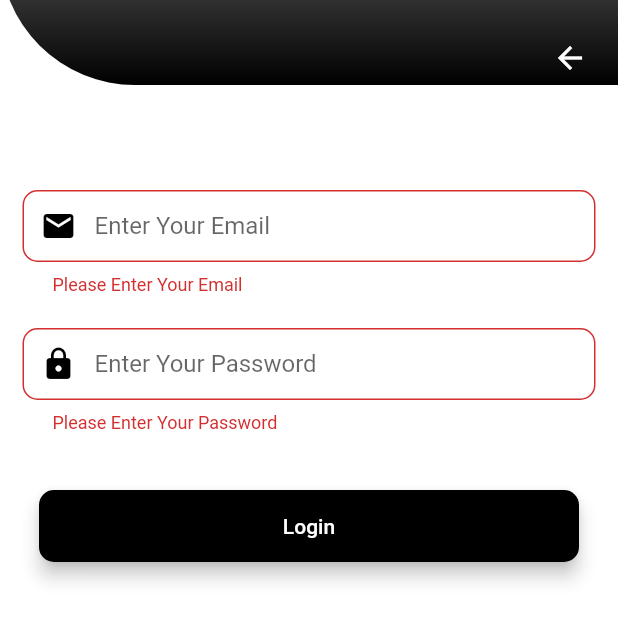
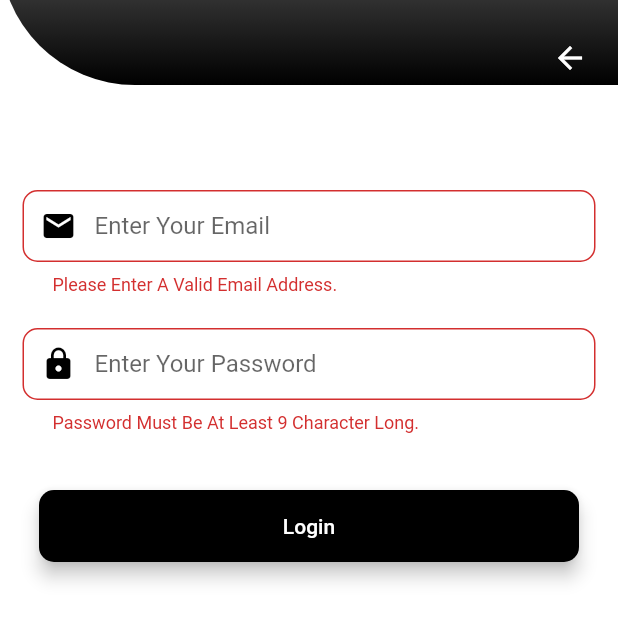
Before and after one commit to ghanayemomar/Monitoring-System-Heart-Failure-FlutterApp, a Flutter app: the LoginScreen screen opened by its route, after a tap on "Login", on a phone screen of 412 x 824 dp, the part 365-1009 px from its top. Run offline on Flutter 3.47's test engine with Material 2 defaults, Android fonts, the phone set to English and light mode, and no system bars; drawn by our look-alikes of modal_progress_hud_nsn; our stand-ins replace badges, curved_navigation_bar, firebase_auth, firebase_core, flutter_svg, google_maps_flutter and 1 more; accounts and stored records are empty; network calls fail.

Commit message:
Revert "muhammed"
This reverts commit 5070011a2a341f0c21328826747b63a394ca6649.

```diff
--- a/lib/Screens/HomePageScreen.dart
+++ b/lib/Screens/HomePageScreen.dart
@@ -78,7 +78,7 @@ class _HomePageScreenState extends State<HomePageScreen> {
           ),
           GestureDetector(
             onTap: () {
-              Navigator.pushNamed(context, SimpleMapScreen.screenRoute);
+              // Navigator.pushNamed(context, SimpleMapScreen.screenRoute);
             },
             child: const Icon(
               Icons.map,
--- a/lib/Screens/LoginScreen.dart
+++ b/lib/Screens/LoginScreen.dart
@@ -17,13 +17,20 @@ class LoginScreen extends StatefulWidget {
 }
 
 class _LoginScreenState extends State<LoginScreen> {
-  final _auth = FirebaseAuth.instance; //define var for firebase
+  final _auth = FirebaseAuth.instance; //1) define var for firebase
   late String email;
   late String password;
   bool showSpinner = false;
   bool _btnActive1 = false;
   bool _btnActive2 = false;
   final _formKey = GlobalKey<FormState>();
+
+  void _trySubmit() {
+    final isValid = _formKey.currentState!.validate();
+    if (isValid) {
+      _formKey.currentState!.save();
+    }
+  }
 
   @override
   Widget build(BuildContext context) {
@@ -62,8 +69,8 @@ class _LoginScreenState extends State<LoginScreen> {
                     children: [
                       TextFormField(
                         validator: (value) {
-                          if (value == null || value.isEmpty) {
-                            return 'Please Enter Your Email';
+                          if (value == null || !value.contains('@')) {
+                            return 'Please Enter A Valid Email Address.';
                           }
                           return null;
                         },
@@ -109,14 +116,24 @@ class _LoginScreenState extends State<LoginScreen> {
                         ),
                       ),
                       SizedBox(height: 22),
+                      ////
+                      ////
+                      ////
+                      ////
+                      ////
+                      ////
+                      ////
+                      ///
                       TextFormField(
                         validator: (value) {
-                          if (value == null || value.isEmpty) {
-                            return 'Please Enter Your Password';
+                          if (value == null ||
+                              value.isEmpty ||
+                              value.length < 9) {
+                            return 'Password Must Be At Least 9 Character Long.';
                           }
                           return null;
                         },
-                        obscureText: true,
+                        obscureText: true, //to secure text
                         onChanged: (value) {
                           password = value;
                           _btnActive2 = value.length >= 1 ? true : false;
@@ -177,8 +194,9 @@ class _LoginScreenState extends State<LoginScreen> {
                 color: Colors.black,
                 title: 'Login',
                 onPressed: () async {
+                  FocusScope.of(context).unfocus();
                   setState(() {
-                    if (!_formKey.currentState!.validate()) {}
+                    if (_formKey.currentState!.validate()) {}
                     _btnActive1 && _btnActive2 == true
                         ? showSpinner = true
                         : () {};
--- a/lib/Screens/SignUpScreen.dart
+++ b/lib/Screens/SignUpScreen.dart
@@ -1,7 +1,7 @@
 // ignore_for_file: prefer_const_constructors
 
 import 'package:flutter/material.dart';
-import 'package:oma/Screens/HomePageScreen.dart';
+//import 'package:oma/Screens/HomePageScreen.dart';
 import 'package:oma/Screens/LoginScreen.dart';
 import '../Widget/My_Buttom.dart';
 import 'package:firebase_auth/firebase_auth.dart';
@@ -127,7 +127,7 @@ class _SignUpScreenState extends State<SignUpScreen> {
                           email = value;
                           _btnActive2 =
                               (RegExp(r'^[a-zA-Z0-9.]+@[a-zA-Z0-9]+\.[a-zA-Z]+')
-                                      .hasMatch(value!))
+                                      .hasMatch(value))
                                   ? true
                                   : false;
                         },
--- /dev/null
+++ b/lib/Screens/constans.dart
@@ -0,0 +1,5 @@
+import 'package:flutter/material.dart';
+
+const String google_api_key = "AIzaSyDJaRPutaZ-LJiIfyPSmMvvnmHvdWLMLhg";
+const Color primaryColor = Color(0xFF7B61FF);
+const double defaultPadding = 16.0;
```
Also changed, not shown: lib/Screens/OrderTackingScreen.dart (added, +111 -0 lines), lib/Screens/Simple_Map.dart (+44 -44 lines), lib/main.dart (+4 -3 lines), 3 other files.
